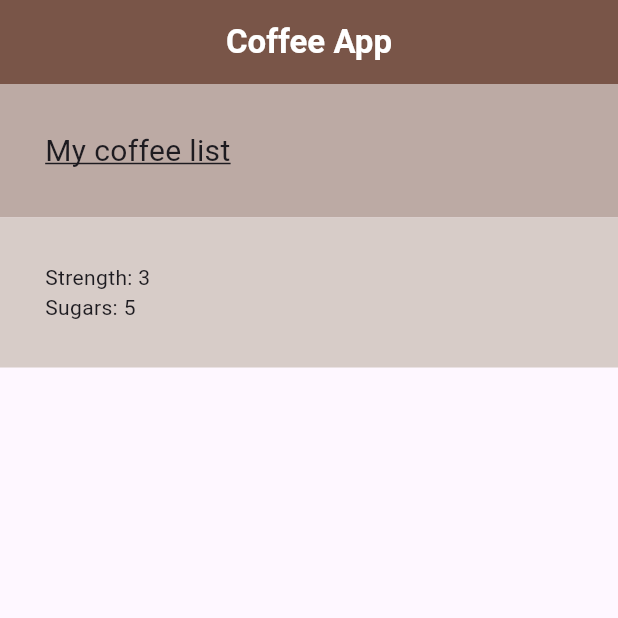
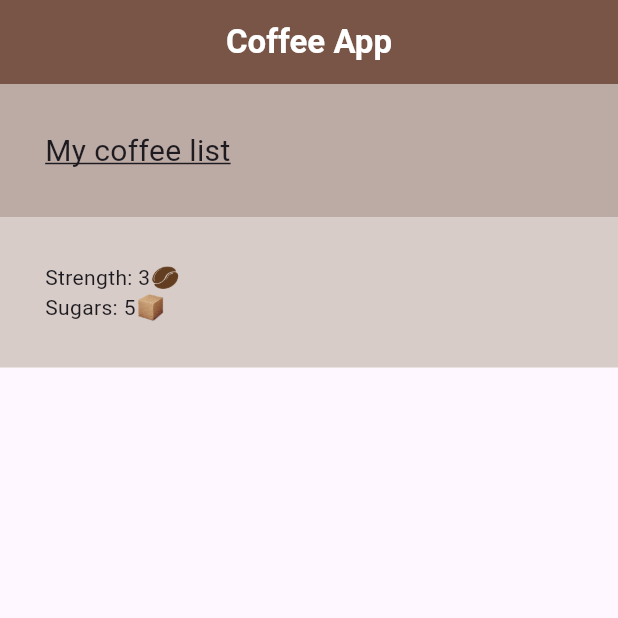
Before and after one commit to HIRWA13/A-crash-with-flutter, a Flutter app: the screen it shows after launch, on a phone screen of 412 x 824 dp, the top half of it. Run offline on Flutter 3.47's test engine with Material 3 defaults, Android fonts, the phone set to English and light mode, and no system bars.

Commit message:
feat: add images and their styles

```diff
--- a/lib/coffee_prefs.dart
+++ b/lib/coffee_prefs.dart
@@ -5,20 +5,32 @@ class MyCoffeePrefs extends StatelessWidget {
 
   @override
   Widget build(BuildContext context) {
-    return const Column(
+    return Column(
       children: [
         Row(
           children: [
-            Text("Strength: "),
-            Text("3"),
-            SizedBox(width: 100),
+            const Text("Strength: "),
+            const Text("3"),
+            Image.asset(
+              "assets/imgs/coffee_bean.png",
+              width: 20,
+              color: Colors.brown[100],
+              colorBlendMode: BlendMode.multiply,
+            ),
+            const SizedBox(width: 100),
           ],
         ),
         Row(
           children: [
-            Text("Sugars: "),
-            Text("5"),
-            SizedBox(width: 50),
+            const Text("Sugars: "),
+            const Text("5"),
+            Image.asset(
+              "assets/imgs/sugar_cube.png",
+              width: 20,
+              color: Colors.brown[100],
+              colorBlendMode: BlendMode.multiply,
+            ),
+            const SizedBox(width: 50),
           ],
         )
       ],
```
